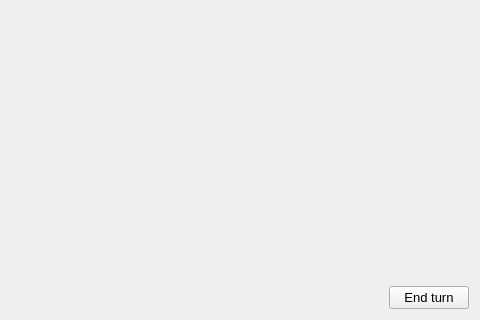
Above: src/gui/gameview.ui from TodorGrin/Moles before the change; both pictures show x 544 to 1024 and y 280 to 600 of the 1024 by 600 pixel window. Below: the same form after it.
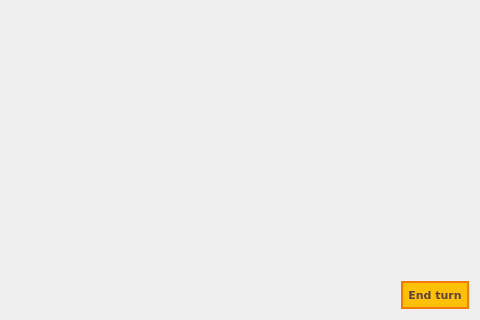
That is the form after the change.

Commit message: Changed end turn button style

What changed in the file:
```diff
--- a/src/gui/gameview.ui
+++ b/src/gui/gameview.ui
@@ -34,12 +34,43 @@
     <widget class="QPushButton" name="pushButton">
      <property name="font">
       <font>
-       <pointsize>10</pointsize>
+       <family>Verdana</family>
+       <pointsize>8</pointsize>
+       <weight>75</weight>
+       <italic>false</italic>
+       <bold>true</bold>
       </font>
      </property>
+     <property name="autoFillBackground">
+      <bool>false</bool>
+     </property>
+     <property name="styleSheet">
+      <string notr="true">QPushButton {
+	background-color: rgb(255, 193, 7);
+	border: 2px solid rgb(245, 123, 0);
+	padding: 5px;
+
+	font: 8pt &quot;Verdana&quot;;
+	font-weight: bold;
+	color: rgb(93, 64, 55);
+}
+
+QPushButton:hover {
+	background-color: rgb(247, 187, 7);
+}
+
+QPushButton:pressed {
+	background-color: rgb(235, 177, 5);
+}
+
+</string>
+     </property>
      <property name="text">
       <string>End turn</string>
      </property>
+     <property name="flat">
+      <bool>false</bool>
+     </property>
     </widget>
    </item>
    <item row="0" column="1">
```
Left out of the diff: 20 changed lines with no effect on the pictures. The commit also changes 1 other file.
